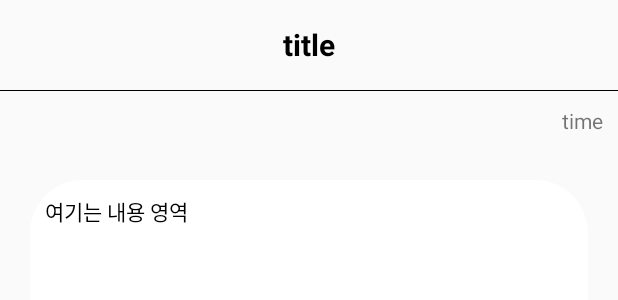
After one commit to wjdtkdgns777/HealthInOne, an Android app: the layout activity_board_inside.xml on its own in the app's theme, with its tools: preview values and no code run, on a phone screen of 412 x 824 dp. The commit adds this screen. Shown: the top 300 px of the screen. Run offline under Robolectric (Android 15) with nearby library versions, the phone set to English and light mode, and no system bars.

Commit message:
06.22_게시판 작업중

```diff
--- a/app/build.gradle
+++ b/app/build.gradle
@@ -64,4 +64,7 @@
     // Add the dependencies for any other desired Firebase products
     // https://firebase.google.com/docs/android/setup#available-libraries
     implementation 'com.google.firebase:firebase-database-ktx'
+
+    implementation 'com.google.firebase:firebase-storage-ktx'
+
 }
--- a/app/src/main/AndroidManifest.xml
+++ b/app/src/main/AndroidManifest.xml
@@ -3,7 +3,7 @@
     xmlns:tools="http://schemas.android.com/tools">
 
     <uses-permission android:name="android.permission.INTERNET" />
-
+    <uses-permission android:name="android.permission.READ_EXTERNAL_STORAGE"/>
     <application
         android:allowBackup="true"
         android:dataExtractionRules="@xml/data_extraction_rules"
@@ -13,6 +13,9 @@
         android:supportsRtl="true"
         android:theme="@style/Theme.MySoleLife"
         tools:targetApi="31">
+        <activity
+            android:name=".board.BoardInsideActivity"
+            android:exported="false" />
         <activity
             android:name=".board.BoardWriteActivity"
             android:exported="false" />
--- /dev/null
+++ b/app/src/main/res/layout/activity_board_inside.xml
@@ -0,0 +1,55 @@
+<?xml version="1.0" encoding="utf-8"?>
+<layout>
+<androidx.appcompat.widget.LinearLayoutCompat
+    xmlns:android="http://schemas.android.com/apk/res/android"
+    xmlns:app="http://schemas.android.com/apk/res-auto"
+    xmlns:tools="http://schemas.android.com/tools"
+    android:layout_width="match_parent"
+    android:layout_height="match_parent"
+    tools:context=".board.BoardInsideActivity"
+    android:orientation="vertical">
+
+    <androidx.appcompat.widget.LinearLayoutCompat
+        android:layout_width="match_parent"
+        android:layout_height="60dp">
+
+        <TextView
+            android:id="@+id/titleArea"
+            android:text="title"
+            android:textSize="20sp"
+            android:textColor="@color/black"
+            android:textStyle="bold"
+            android:gravity="center"
+            android:layout_width="match_parent"
+            android:layout_height="match_parent"/>
+
+
+    </androidx.appcompat.widget.LinearLayoutCompat>
+
+    <androidx.appcompat.widget.LinearLayoutCompat
+        android:layout_width="match_parent"
+        android:background="@color/black"
+        android:layout_height="0.5dp">
+    </androidx.appcompat.widget.LinearLayoutCompat>
+
+    <TextView
+        android:id="@+id/timeArea"
+        android:text="time"
+        android:layout_width="match_parent"
+        android:layout_height="wrap_content"
+        android:layout_margin="10dp"
+        android:gravity="right"/>
+
+    <TextView
+        android:id="@+id/textArea"
+        android:layout_width="match_parent"
+        android:layout_height="200dp"
+        android:layout_margin="20dp"
+        android:text="여기는 내용 영역"
+        android:textColor="@color/black"
+        android:background="@drawable/background_radius"
+        android:padding="10dp"/>
+
+
+</androidx.appcompat.widget.LinearLayoutCompat>
+</layout>
--- a/app/src/main/res/layout/activity_board_write.xml
+++ b/app/src/main/res/layout/activity_board_write.xml
@@ -63,6 +63,7 @@
                     android:background="@color/black" />
 
                 <ImageView
+                    android:id="@+id/imageArea"
                     android:layout_width="match_parent"
                     android:layout_height="wrap_content"
                     android:layout_marginTop="20dp"
```
Also changed, not shown: app/src/main/java/com/example/mysolelife/board/BoardInsideActivity.kt (added, +66 -0 lines), app/src/main/java/com/example/mysolelife/board/BoardListLVAdapter.kt (added, +44 -0 lines), app/src/main/java/com/example/mysolelife/board/BoardModel.kt (+4 -4 lines), app/src/main/java/com/example/mysolelife/board/BoardWriteActivity.kt (+58 -1 lines), app/src/main/java/com/example/mysolelife/fragments/TalkFragment.kt (+83 -6 lines), app/src/main/res/layout/board_list_item.xml (added, +39 -0 lines), app/src/main/res/layout/fragment_talk.xml (+7 -7 lines).
